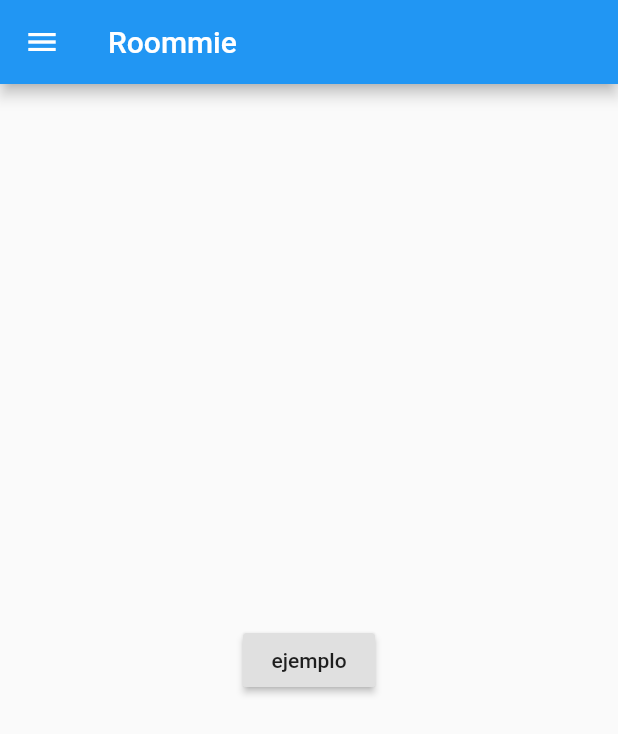
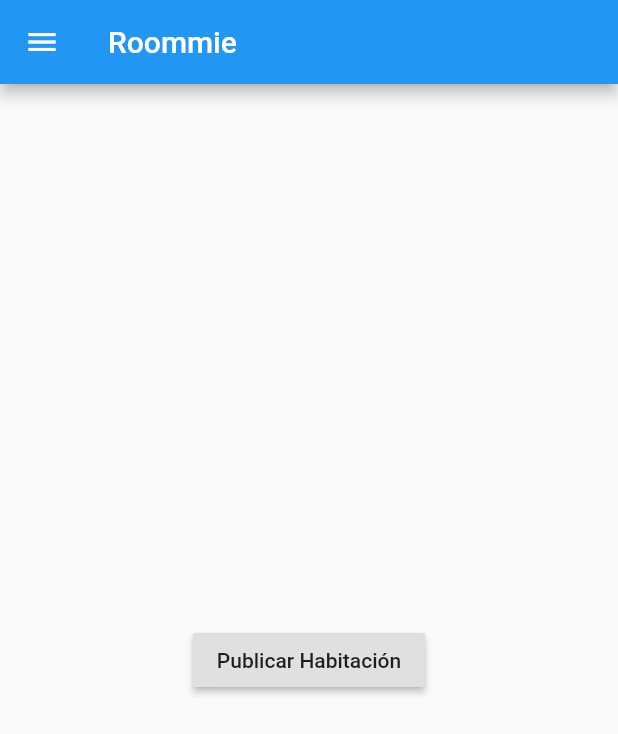
Before and after one commit to 14AlejandroNauatDuran/rommie_aplication, a Flutter app: the screen it shows after launch, after a tap on "Iniciar", on a phone screen of 412 x 824 dp. Shown: the top 734 px of the screen. Run offline on Flutter 3.47's test engine with Material 2 defaults, Android fonts, the phone set to English and light mode, and no system bars.

Commit message:
12.20.2020

```diff
--- a/flutter_login_ui/lib/main.dart
+++ b/flutter_login_ui/lib/main.dart
@@ -1,5 +1,5 @@
 import 'package:flutter/material.dart';
-import 'package:flutter_login_ui/screens/DetailTodoScreen.dart';
+//import 'package:flutter_login_ui/screens/DetailTodoScreen.dart';
 import 'package:flutter_login_ui/screens/home.dart';
 import 'package:flutter_login_ui/screens/login_screen.dart';
 import 'package:flutter_login_ui/screens/perfil.dart';
@@ -15,7 +15,7 @@ class MyApp extends StatelessWidget {
       routes: {
         '/login': (context) => LoginScreen(),
         '/catalogo': (context) => Home(),
-        '/detail': (context) => DetailTodoScreen(),
+        //'/detail': (context) => DetailTodoScreen(),
         '/perfil': (context) => Perfil(),
       },
       initialRoute: '/login',
--- a/flutter_login_ui/lib/screens/home.dart
+++ b/flutter_login_ui/lib/screens/home.dart
@@ -13,7 +13,7 @@ class Home extends StatelessWidget {
           onPressed: () {
             Navigator.of(context).pushNamed('/detail'); //modificación
           },
-          child: new Text('ejemplo'),
+          child: new Text('Publicar Habitación'),
         ),
       ),
       drawer: Drawer(
@@ -34,7 +34,7 @@ class Home extends StatelessWidget {
                 Navigator.pushNamed(context, '/perfil');
               }),
           ListTile(
-            title: Text('favoritos'),
+            title: Text('Favoritos'),
             leading: Icon(Icons.star),
             onTap: () {},
           ),
```
Also changed, not shown: flutter_login_ui/lib/screens/homepage.dart (deleted).
